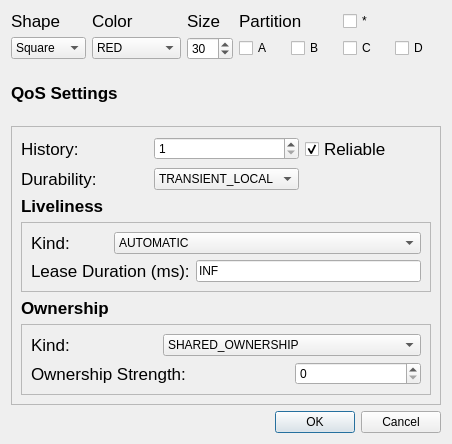
Old version of the form forms/publishdialog.ui in the repository eProsima/ShapesDemo.
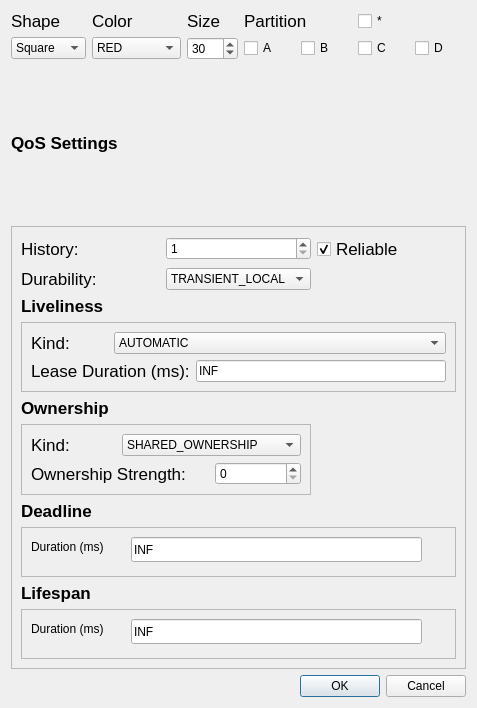
New version of the form.

```diff
--- a/forms/publishdialog.ui
+++ b/forms/publishdialog.ui
@@ -6,8 +6,8 @@
    <rect>
     <x>0</x>
     <y>0</y>
-    <width>452</width>
-    <height>444</height>
+    <width>477</width>
+    <height>708</height>
    </rect>
   </property>
   <property name="windowTitle">
@@ -213,6 +213,16 @@
      </property>
     </widget>
    </item>
+   <item row="4" column="0">
+    <widget class="QDialogButtonBox" name="button_OkCancel">
+     <property name="orientation">
+      <enum>Qt::Horizontal</enum>
+     </property>
+     <property name="standardButtons">
+      <set>QDialogButtonBox::Cancel|QDialogButtonBox::Ok</set>
+     </property>
+    </widget>
+   </item>
    <item row="2" column="0">
     <widget class="QFrame" name="frame">
      <property name="frameShape">
@@ -222,21 +232,25 @@
       <enum>QFrame::Raised</enum>
      </property>
      <layout class="QGridLayout" name="gridLayout_4">
-      <item row="0" column="1">
-       <widget class="QSpinBox" name="spin_HistoryQos">
-        <property name="minimum">
+      <item row="1" column="1">
+       <widget class="QComboBox" name="comboBox_durability">
+        <property name="currentIndex">
          <number>1</number>
         </property>
-        <property name="maximum">
-         <number>200</number>
-        </property>
-        <property name="value">
-         <number>1</number>
-        </property>
+        <item>
+         <property name="text">
+          <string>VOLATILE</string>
+         </property>
+        </item>
+        <item>
+         <property name="text">
+          <string>TRANSIENT_LOCAL</string>
+         </property>
+        </item>
        </widget>
       </item>
-      <item row="2" column="0">
-       <widget class="QLabel" name="label_7">
+      <item row="8" column="0">
+       <widget class="QLabel" name="label_15">
         <property name="font">
          <font>
           <pointsize>13</pointsize>
@@ -245,10 +259,7 @@
          </font>
         </property>
         <property name="text">
-         <string>Liveliness</string>
-        </property>
-        <property name="textFormat">
-         <enum>Qt::AutoText</enum>
+         <string>Lifespan</string>
         </property>
        </widget>
       </item>
@@ -320,36 +331,76 @@
         </layout>
        </widget>
       </item>
-      <item row="1" column="0">
-       <widget class="QLabel" name="label_10">
+      <item row="2" column="0">
+       <widget class="QLabel" name="label_7">
         <property name="font">
          <font>
           <pointsize>13</pointsize>
+          <weight>75</weight>
+          <bold>true</bold>
          </font>
         </property>
         <property name="text">
-         <string>Durability:</string>
+         <string>Liveliness</string>
         </property>
         <property name="textFormat">
          <enum>Qt::AutoText</enum>
         </property>
        </widget>
       </item>
-      <item row="1" column="1">
-       <widget class="QComboBox" name="comboBox_durability">
-        <property name="currentIndex">
+      <item row="0" column="1">
+       <widget class="QSpinBox" name="spin_HistoryQos">
+        <property name="minimum">
          <number>1</number>
         </property>
-        <item>
+        <property name="maximum">
+         <number>200</number>
+        </property>
+        <property name="value">
+         <number>1</number>
+        </property>
+       </widget>
+      </item>
+      <item row="7" column="0" colspan="3">
+       <widget class="QFrame" name="frame_4">
+        <property name="minimumSize">
+         <size>
+          <width>0</width>
+          <height>50</height>
+         </size>
+        </property>
+        <property name="frameShape">
+         <enum>QFrame::StyledPanel</enum>
+        </property>
+        <property name="frameShadow">
+         <enum>QFrame::Raised</enum>
+        </property>
+        <widget class="QLineEdit" name="lineEdit_Dead">
+         <property name="geometry">
+          <rect>
+           <x>110</x>
+           <y>10</y>
+           <width>291</width>
+           <height>25</height>
+          </rect>
+         </property>
          <property name="text">
-          <string>VOLATILE</string>
+          <string>INF</string>
          </property>
-        </item>
-        <item>
+        </widget>
+        <widget class="QLabel" name="label_19">
+         <property name="geometry">
+          <rect>
+           <x>10</x>
+           <y>10</y>
+           <width>91</width>
+           <height>20</height>
+          </rect>
+         </property>
          <property name="text">
-          <string>TRANSIENT_LOCAL</string>
+          <string>Duration (ms)</string>
          </property>
-        </item>
+        </widget>
        </widget>
       </item>
       <item row="4" column="0" colspan="2">
@@ -369,6 +420,48 @@
         </property>
        </widget>
       </item>
+      <item row="9" column="0" colspan="3">
+       <widget class="QFrame" name="frame_5">
+        <property name="minimumSize">
+         <size>
+          <width>0</width>
+          <height>50</height>
+         </size>
+        </property>
+        <property name="frameShape">
+         <enum>QFrame::StyledPanel</enum>
+        </property>
+        <property name="frameShadow">
+         <enum>QFrame::Raised</enum>
+        </property>
+        <widget class="QLineEdit" name="lineEdit_Life">
+         <property name="geometry">
+          <rect>
+           <x>110</x>
+           <y>10</y>
+           <width>291</width>
+           <height>25</height>
+          </rect>
+         </property>
+         <property name="text">
+          <string>INF</string>
+         </property>
+        </widget>
+        <widget class="QLabel" name="label_18">
+         <property name="geometry">
+          <rect>
+           <x>10</x>
+           <y>10</y>
+           <width>91</width>
+           <height>20</height>
+          </rect>
+         </property>
+         <property name="text">
+          <string>Duration (ms)</string>
+         </property>
+        </widget>
+       </widget>
+      </item>
       <item row="0" column="2">
        <widget class="QCheckBox" name="checkBox_reliable">
         <property name="font">
@@ -384,6 +477,20 @@
         </property>
        </widget>
       </item>
+      <item row="6" column="0">
+       <widget class="QLabel" name="label_14">
+        <property name="font">
+         <font>
+          <pointsize>13</pointsize>
+          <weight>75</weight>
+          <bold>true</bold>
+         </font>
+        </property>
+        <property name="text">
+         <string>Deadline</string>
+        </property>
+       </widget>
+      </item>
       <item row="0" column="0">
        <widget class="QLabel" name="label_6">
         <property name="font">
@@ -399,7 +506,22 @@
         </property>
        </widget>
       </item>
-      <item row="5" column="0" colspan="3">
+      <item row="1" column="0">
+       <widget class="QLabel" name="label_10">
+        <property name="font">
+         <font>
+          <pointsize>13</pointsize>
+         </font>
+        </property>
+        <property name="text">
+         <string>Durability:</string>
+        </property>
+        <property name="textFormat">
+         <enum>Qt::AutoText</enum>
+        </property>
+       </widget>
+      </item>
+      <item row="5" column="0" colspan="2">
        <widget class="QFrame" name="frame_3">
         <property name="frameShape">
          <enum>QFrame::StyledPanel</enum>
@@ -478,16 +600,10 @@
      <zorder>comboBox_durability</zorder>
      <zorder>label_13</zorder>
      <zorder>frame_3</zorder>
-    </widget>
-   </item>
-   <item row="3" column="0">
-    <widget class="QDialogButtonBox" name="button_OkCancel">
-     <property name="orientation">
-      <enum>Qt::Horizontal</enum>
-     </property>
-     <property name="standardButtons">
-      <set>QDialogButtonBox::Cancel|QDialogButtonBox::Ok</set>
-     </property>
+     <zorder>frame_4</zorder>
+     <zorder>label_14</zorder>
+     <zorder>frame_5</zorder>
+     <zorder>label_15</zorder>
     </widget>
    </item>
   </layout>
```
